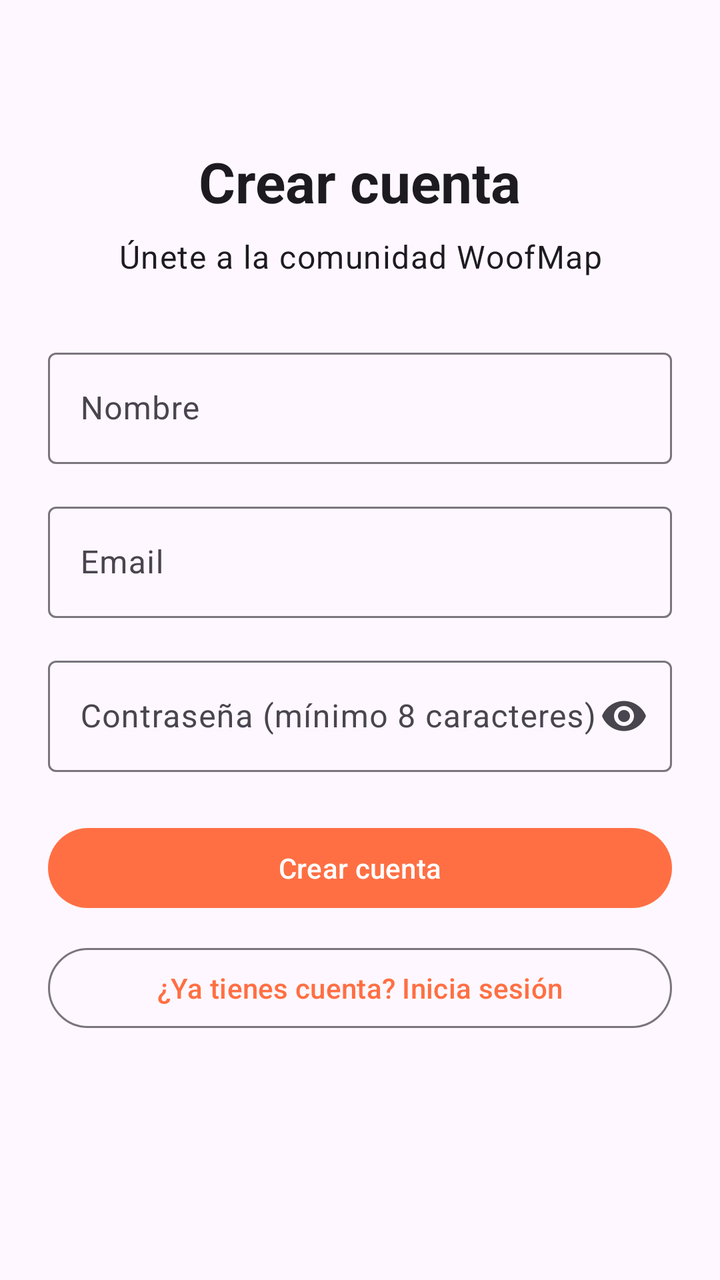
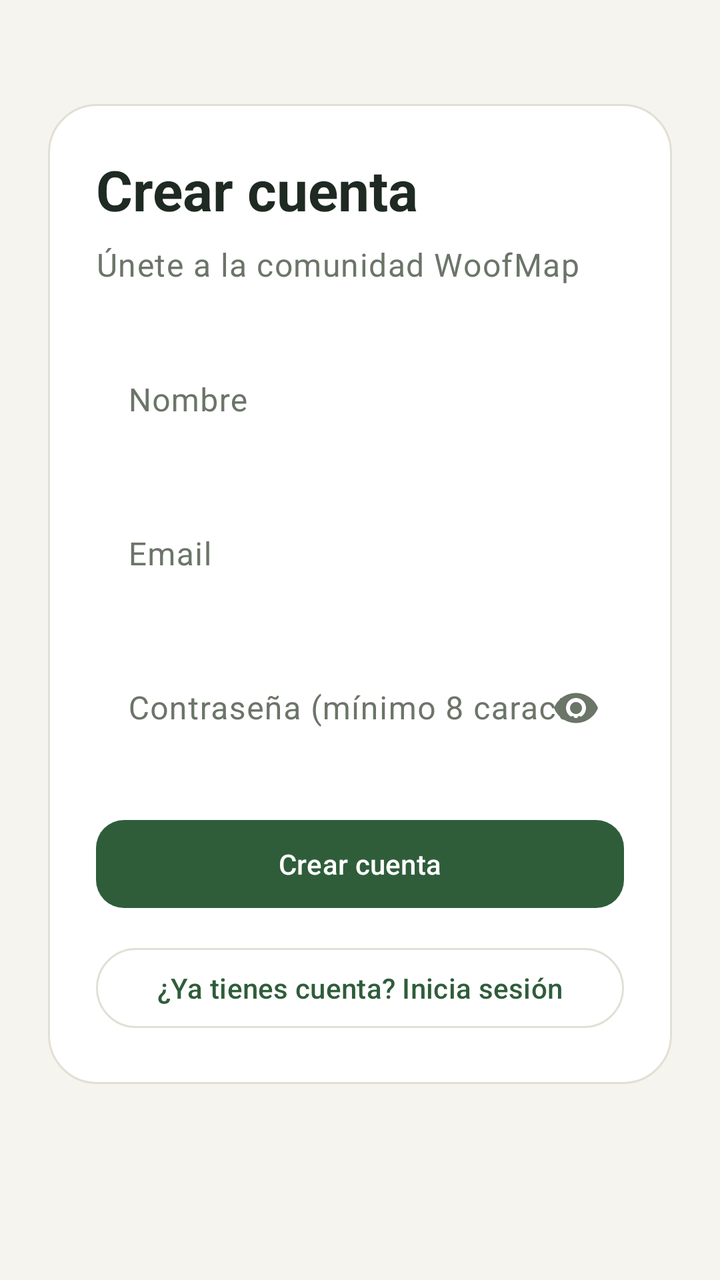

Compare the two renders of this Android layout. The source of the first and the diff that turns it into the second are given below.
<!-- AndroidManifest.xml: application theme Theme.WoofMap -->
<!-- res/layout/activity_register.xml -->
<?xml version="1.0" encoding="utf-8"?>
<ScrollView xmlns:android="http://schemas.android.com/apk/res/android"
    xmlns:app="http://schemas.android.com/apk/res-auto"
    android:layout_width="match_parent"
    android:layout_height="match_parent"
    android:fillViewport="true">

    <LinearLayout
        android:layout_width="match_parent"
        android:layout_height="wrap_content"
        android:gravity="center_horizontal"
        android:orientation="vertical"
        android:padding="24dp">

        <TextView
            android:layout_width="wrap_content"
            android:layout_height="wrap_content"
            android:layout_marginTop="48dp"
            android:text="@string/registro_titulo"
            android:textAppearance="?attr/textAppearanceHeadlineMedium"
            android:textStyle="bold" />

        <TextView
            android:layout_width="wrap_content"
            android:layout_height="wrap_content"
            android:layout_marginTop="8dp"
            android:layout_marginBottom="32dp"
            android:gravity="center"
            android:text="@string/registro_subtitulo"
            android:textAppearance="?attr/textAppearanceBodyLarge" />

        <com.google.android.material.textfield.TextInputLayout
            style="@style/Widget.Material3.TextInputLayout.OutlinedBox"
            android:layout_width="match_parent"
            android:layout_height="wrap_content"
            android:hint="@string/registro_nombre">

            <com.google.android.material.textfield.TextInputEditText
                android:id="@+id/nombre"
                android:layout_width="match_parent"
                android:layout_height="wrap_content"
                android:autofillHints="name"
                android:inputType="textPersonName"
                android:maxLines="1" />
        </com.google.android.material.textfield.TextInputLayout>

        <com.google.android.material.textfield.TextInputLayout
            style="@style/Widget.Material3.TextInputLayout.OutlinedBox"
            android:layout_width="match_parent"
            android:layout_height="wrap_content"
            android:layout_marginTop="16dp"
            android:hint="@string/registro_email">

            <com.google.android.material.textfield.TextInputEditText
                android:id="@+id/email"
                android:layout_width="match_parent"
                android:layout_height="wrap_content"
                android:autofillHints="emailAddress"
                android:inputType="textEmailAddress"
                android:maxLines="1" />
        </com.google.android.material.textfield.TextInputLayout>

        <com.google.android.material.textfield.TextInputLayout
            style="@style/Widget.Material3.TextInputLayout.OutlinedBox"
            android:layout_width="match_parent"
            android:layout_height="wrap_content"
            android:layout_marginTop="16dp"
            android:hint="@string/registro_password"
            app:endIconMode="password_toggle">

            <com.google.android.material.textfield.TextInputEditText
                android:id="@+id/password"
                android:layout_width="match_parent"
                android:layout_height="wrap_content"
                android:autofillHints="newPassword"
                android:inputType="textPassword"
                android:maxLines="1" />
        </com.google.android.material.textfield.TextInputLayout>

        <com.google.android.material.progressindicator.CircularProgressIndicator
            android:id="@+id/progreso"
            android:layout_width="wrap_content"
            android:layout_height="wrap_content"
            android:layout_marginTop="24dp"
            android:indeterminate="true"
            android:visibility="gone" />

        <com.google.android.material.button.MaterialButton
            android:id="@+id/botonCrear"
            android:layout_width="match_parent"
            android:layout_height="wrap_content"
            android:layout_marginTop="24dp"
            android:text="@string/registro_crear" />

        <com.google.android.material.button.MaterialButton
            android:id="@+id/botonLogin"
            style="@style/Widget.Material3.Button.OutlinedButton"
            android:layout_width="match_parent"
            android:layout_height="wrap_content"
            android:layout_marginTop="12dp"
            android:text="@string/registro_ya_cuenta" />
    </LinearLayout>
</ScrollView>
<!-- resources referenced by this layout -->
<resources>
  <string name="registro_crear">Crear cuenta</string>
  <string name="registro_email">Email</string>
  <string name="registro_nombre">Nombre</string>
  <string name="registro_password">Contraseña (mínimo 8 caracteres)</string>
  <string name="registro_subtitulo">Únete a la comunidad WoofMap</string>
  <string name="registro_titulo">Crear cuenta</string>
  <string name="registro_ya_cuenta">¿Ya tienes cuenta? Inicia sesión</string>
  <style name="Theme.WoofMap" parent="Theme.Material3.DayNight.NoActionBar">
          <item name="colorPrimary">@color/woofmap_primary</item>
          <item name="colorOnPrimary">@color/white</item>
      </style>
  <color name="woofmap_primary">#FF6F43</color>
  <color name="white">#FFFFFFFF</color>
</resources>

<!-- the commit's change to res/layout/activity_register.xml (unified diff, before → after) -->
@@ -3,6 +3,7 @@
     xmlns:app="http://schemas.android.com/apk/res-auto"
     android:layout_width="match_parent"
     android:layout_height="match_parent"
+    android:background="@color/woofmap_background"
     android:fillViewport="true">
 
     <LinearLayout
@@ -12,92 +13,108 @@
         android:orientation="vertical"
         android:padding="24dp">
 
-        <TextView
-            android:layout_width="wrap_content"
-            android:layout_height="wrap_content"
-            android:layout_marginTop="48dp"
-            android:text="@string/registro_titulo"
-            android:textAppearance="?attr/textAppearanceHeadlineMedium"
-            android:textStyle="bold" />
-
-        <TextView
-            android:layout_width="wrap_content"
-            android:layout_height="wrap_content"
-            android:layout_marginTop="8dp"
-            android:layout_marginBottom="32dp"
-            android:gravity="center"
-            android:text="@string/registro_subtitulo"
-            android:textAppearance="?attr/textAppearanceBodyLarge" />
-
-        <com.google.android.material.textfield.TextInputLayout
-            style="@style/Widget.Material3.TextInputLayout.OutlinedBox"
+        <LinearLayout
             android:layout_width="match_parent"
             android:layout_height="wrap_content"
-            android:hint="@string/registro_nombre">
+            android:layout_marginTop="28dp"
+            android:background="@drawable/bg_card"
+            android:orientation="vertical"
+            android:padding="24dp">
 
-            <com.google.android.material.textfield.TextInputEditText
-                android:id="@+id/nombre"
+            <TextView
+                android:layout_width="wrap_content"
+                android:layout_height="wrap_content"
+                android:text="@string/registro_titulo"
+                android:textAppearance="?attr/textAppearanceHeadlineMedium"
+                android:textColor="?attr/colorOnSurface"
+                android:textStyle="bold" />
+
+            <TextView
+                android:layout_width="wrap_content"
+                android:layout_height="wrap_content"
+                android:layout_marginTop="8dp"
+                android:layout_marginBottom="24dp"
+                android:text="@string/registro_subtitulo"
+                android:textAppearance="?attr/textAppearanceBodyLarge"
+                android:textColor="?attr/colorOnSurfaceVariant" />
+
+            <com.google.android.material.textfield.TextInputLayout
+                style="@style/Widget.WoofMap.TextInputLayout"
                 android:layout_width="match_parent"
                 android:layout_height="wrap_content"
-                android:autofillHints="name"
-                android:inputType="textPersonName"
-                android:maxLines="1" />
-        </com.google.android.material.textfield.TextInputLayout>
+                android:hint="@string/registro_nombre">
 
-        <com.google.android.material.textfield.TextInputLayout
-            style="@style/Widget.Material3.TextInputLayout.OutlinedBox"
-            android:layout_width="match_parent"
-            android:layout_height="wrap_content"
-            android:layout_marginTop="16dp"
-            android:hint="@string/registro_email">
+                <com.google.android.material.textfield.TextInputEditText
+                    android:id="@+id/nombre"
+                    android:layout_width="match_parent"
+                    android:layout_height="wrap_content"
+                    android:autofillHints="name"
+                    android:background="@android:color/transparent"
+                    android:inputType="textPersonName"
+                    android:maxLines="1"
+                    android:textColor="?attr/colorOnSurface" />
+            </com.google.android.material.textfield.TextInputLayout>
 
-            <com.google.android.material.textfield.TextInputEditText
-                android:id="@+id/email"
+            <com.google.android.material.textfield.TextInputLayout
+                style="@style/Widget.WoofMap.TextInputLayout"
                 android:layout_width="match_parent"
                 android:layout_height="wrap_content"
-                android:autofillHints="emailAddress"
-                android:inputType="textEmailAddress"
-                android:maxLines="1" />
-        </com.google.android.material.textfield.TextInputLayout>
+                android:layout_marginTop="16dp"
+                android:hint="@string/registro_email">
 
-        <com.google.android.material.textfield.TextInputLayout
-            style="@style/Widget.Material3.TextInputLayout.OutlinedBox"
-            android:layout_width="match_parent"
-            android:layout_height="wrap_content"
-            android:layout_marginTop="16dp"
-            android:hint="@string/registro_password"
-            app:endIconMode="password_toggle">
+                <com.google.android.material.textfield.TextInputEditText
+                    android:id="@+id/email"
+                    android:layout_width="match_parent"
+                    android:layout_height="wrap_content"
+                    android:autofillHints="emailAddress"
+                    android:background="@android:color/transparent"
+                    android:inputType="textEmailAddress"
+                    android:maxLines="1"
+                    android:textColor="?attr/colorOnSurface" />
+            </com.google.android.material.textfield.TextInputLayout>
 
-            <com.google.android.material.textfield.TextInputEditText
-                android:id="@+id/password"
+            <com.google.android.material.textfield.TextInputLayout
+                style="@style/Widget.WoofMap.TextInputLayout"
                 android:layout_width="match_parent"
                 android:layout_height="wrap_content"
-                android:autofillHints="newPassword"
-                android:inputType="textPassword"
-                android:maxLines="1" />
-        </com.google.android.material.textfield.TextInputLayout>
+                android:layout_marginTop="16dp"
+                android:hint="@string/registro_password"
+                app:endIconMode="password_toggle">
 
-        <com.google.android.material.progressindicator.CircularProgressIndicator
-            android:id="@+id/progreso"
-            android:layout_width="wrap_content"
-            android:layout_height="wrap_content"
-            android:layout_marginTop="24dp"
-            android:indeterminate="true"
-            android:visibility="gone" />
+                <com.google.android.material.textfield.TextInputEditText
+                    android:id="@+id/password"
+                    android:layout_width="match_parent"
+                    android:layout_height="wrap_content"
+                    android:autofillHints="newPassword"
+                    android:background="@android:color/transparent"
+                    android:inputType="textPassword"
+                    android:maxLines="1"
+                    android:textColor="?attr/colorOnSurface" />
+            </com.google.android.material.textfield.TextInputLayout>
 
-        <com.google.android.material.button.MaterialButton
-            android:id="@+id/botonCrear"
-            android:layout_width="match_parent"
-            android:layout_height="wrap_content"
-            android:layout_marginTop="24dp"
-            android:text="@string/registro_crear" />
+            <com.google.android.material.progressindicator.CircularProgressIndicator
+                android:id="@+id/progreso"
+                android:layout_width="wrap_content"
+                android:layout_height="wrap_content"
+                android:layout_gravity="center_horizontal"
+                android:layout_marginTop="24dp"
+                android:indeterminate="true"
+                android:visibility="gone" />
 
-        <com.google.android.material.button.MaterialButton
-            android:id="@+id/botonLogin"
-            style="@style/Widget.Material3.Button.OutlinedButton"
-            android:layout_width="match_parent"
-            android:layout_height="wrap_content"
-            android:layout_marginTop="12dp"
-            android:text="@string/registro_ya_cuenta" />
+            <com.google.android.material.button.MaterialButton
+                android:id="@+id/botonCrear"
+                android:layout_width="match_parent"
+                android:layout_height="wrap_content"
+                android:layout_marginTop="24dp"
+                android:text="@string/registro_crear" />
+
+            <com.google.android.material.button.MaterialButton
+                android:id="@+id/botonLogin"
+                style="@style/Widget.Material3.Button.OutlinedButton"
+                android:layout_width="match_parent"
+                android:layout_height="wrap_content"
+                android:layout_marginTop="12dp"
+                android:text="@string/registro_ya_cuenta" />
+        </LinearLayout>
     </LinearLayout>
 </ScrollView>
<!-- resource entries referenced after the edit -->
@@ -1,5 +1,16 @@
 <!-- resources referenced by this layout -->
 <resources>
+  <color name="woofmap_background">#F6F4EE</color>
+  <!-- drawable bg_card (drawable) -->
+  <?xml version="1.0" encoding="utf-8"?>
+  <shape xmlns:android="http://schemas.android.com/apk/res/android"
+      android:shape="rectangle">
+      <solid android:color="@color/woofmap_surface" />
+      <corners android:radius="24dp" />
+      <stroke
+          android:width="1dp"
+          android:color="@color/woofmap_borde" />
+  </shape>
   <string name="registro_crear">Crear cuenta</string>
   <string name="registro_email">Email</string>
   <string name="registro_nombre">Nombre</string>
@@ -7,11 +18,49 @@
   <string name="registro_subtitulo">Únete a la comunidad WoofMap</string>
   <string name="registro_titulo">Crear cuenta</string>
   <string name="registro_ya_cuenta">¿Ya tienes cuenta? Inicia sesión</string>
-  <style name="Theme.WoofMap" parent="Theme.Material3.DayNight.NoActionBar">
+  <style name="Widget.WoofMap.TextInputLayout" parent="Widget.Material3.TextInputLayout.OutlinedBox">
+          <item name="boxBackgroundMode">outline</item>
+          <item name="boxBackgroundColor">@color/woofmap_surface</item>
+          <item name="boxStrokeColor">@color/woofmap_borde</item>
+          <item name="boxStrokeWidth">1dp</item>
+          <item name="boxCornerRadiusTopStart">14dp</item>
+          <item name="boxCornerRadiusTopEnd">14dp</item>
+          <item name="boxCornerRadiusBottomStart">14dp</item>
+          <item name="boxCornerRadiusBottomEnd">14dp</item>
+          <item name="android:textColorHint">@color/woofmap_text_secondary</item>
+      </style>
+  <style name="Theme.WoofMap" parent="Theme.Material3.Light.NoActionBar">
           <item name="colorPrimary">@color/woofmap_primary</item>
+          <item name="colorPrimaryVariant">@color/woofmap_primary_dark</item>
           <item name="colorOnPrimary">@color/white</item>
+          <item name="colorSecondary">@color/woofmap_secondary</item>
+          <item name="colorOnSecondary">@color/woofmap_text_primary</item>
+          <item name="colorSurface">@color/woofmap_surface</item>
+          <item name="colorOnSurface">@color/woofmap_text_primary</item>
+          <item name="colorOnSurfaceVariant">@color/woofmap_text_secondary</item>
+          <item name="colorOutline">@color/woofmap_borde</item>
+          <item name="android:colorBackground">@color/woofmap_background</item>
+          <item name="android:statusBarColor">@android:color/transparent</item>
+          <item name="android:navigationBarColor">@color/woofmap_background</item>
+          <item name="android:windowLightStatusBar">true</item>
+          <item name="android:windowLightNavigationBar">true</item>
+          <item name="materialButtonStyle">@style/Widget.WoofMap.Button</item>
+          <item name="textInputStyle">@style/Widget.WoofMap.TextInputLayout</item>
       </style>
-  <color name="woofmap_primary">#FF6F43</color>
+  <color name="woofmap_surface">#FFFFFF</color>
+  <color name="woofmap_borde">#E2DFD4</color>
+  <color name="woofmap_text_secondary">#6B7568</color>
+  <color name="woofmap_primary">#2F5D3A</color>
+  <color name="woofmap_primary_dark">#24482D</color>
   <color name="white">#FFFFFFFF</color>
+  <color name="woofmap_secondary">#8FAE7E</color>
+  <color name="woofmap_text_primary">#1E2A22</color>
+  <style name="Widget.WoofMap.Button" parent="Widget.Material3.Button">
+          <item name="android:textAllCaps">false</item>
+          <item name="android:minHeight">52dp</item>
+          <item name="cornerRadius">14dp</item>
+          <item name="backgroundTint">@color/woofmap_primary</item>
+          <item name="android:textColor">@color/white</item>
+      </style>
 </resources>
 
